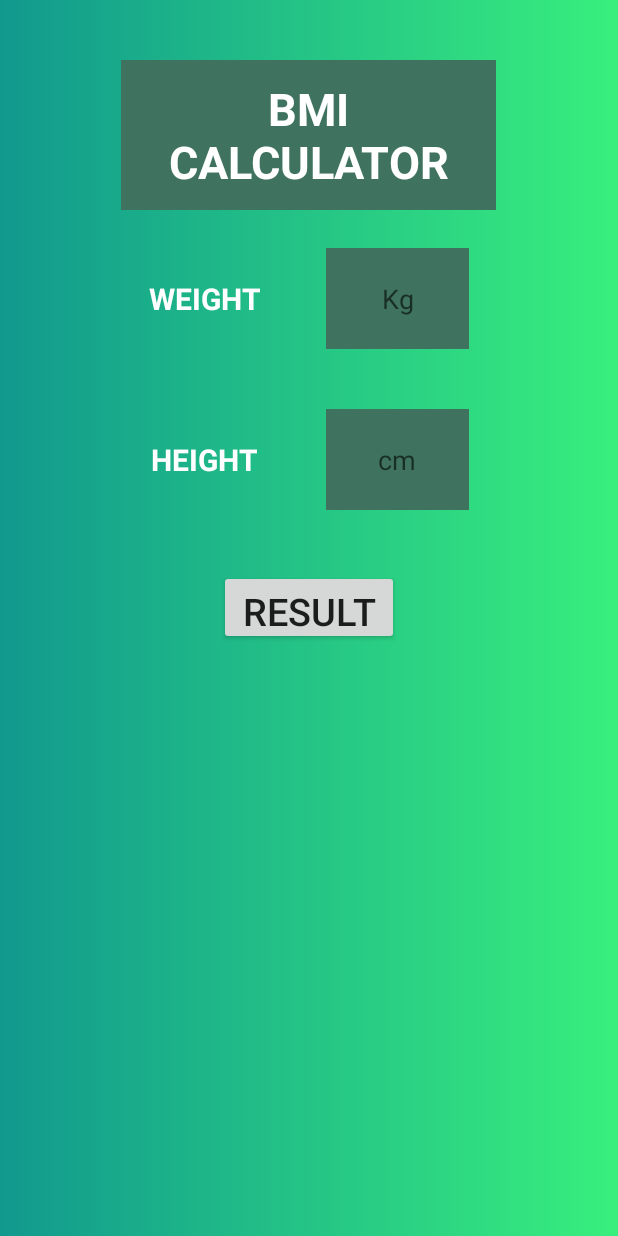
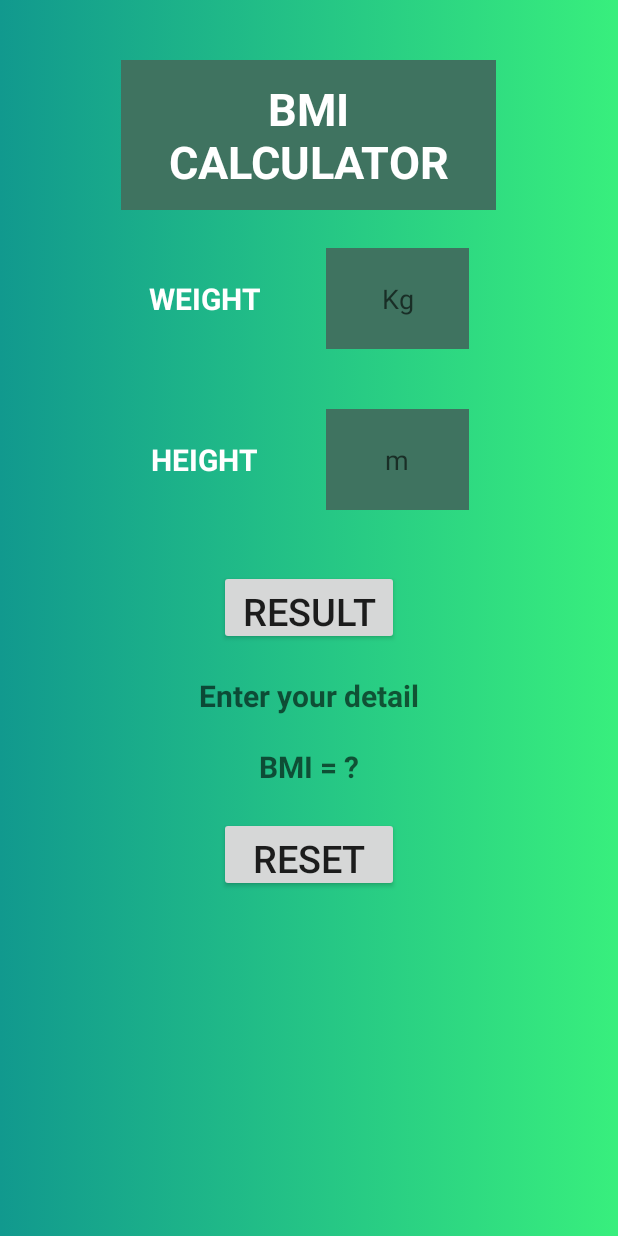
Before and after one commit to SanjiniPal/MyFitnessPal, an Android app: the BMIActivity screen opened directly, with no data from a screen before it, on a phone screen of 412 x 824 dp. Run offline under Robolectric (Android 15) with nearby library versions, the phone set to English and light mode, and no system bars.

Commit message:
new activity BMI

```diff
--- a/app/src/main/java/com/example/myfitnesspal/BMIActivity.java
+++ b/app/src/main/java/com/example/myfitnesspal/BMIActivity.java
@@ -3,6 +3,9 @@ package com.example.myfitnesspal;
 import androidx.appcompat.app.AppCompatActivity;
 
 import android.os.Bundle;
+import android.widget.Button;
+import android.widget.EditText;
+import android.widget.TextView;
 
 public class BMIActivity extends AppCompatActivity {
 
@@ -10,5 +13,46 @@ public class BMIActivity extends AppCompatActivity {
     protected void onCreate(Bundle savedInstanceState) {
         super.onCreate(savedInstanceState);
         setContentView(R.layout.activity_bmiactivity);
+
+        EditText edWeg,edHei;
+        TextView txtRes,txtInter;
+        Button btnRes,btnReset;
+
+        edWeg = (EditText) findViewById(R.id.edweg);
+        edHei = (EditText) findViewById(R.id.edhei);
+
+        txtInter = (TextView) findViewById(R.id.txtinter);
+        txtRes = (TextView) findViewById(R.id.txtres);
+
+        btnRes = (Button) findViewById(R.id.btnres);
+        btnReset = (Button) findViewById(R.id.btnreset);
+
+    }
+    public float BMICalculate(float weight, float height)
+    {
+        return weight/(height * height);
+    }
+    public String interpretBMI(float bmiValue)
+    {
+        if(bmiValue < 16)
+        {
+            return "Severely Underweight";
+        }
+        else if(bmiValue < 18.5)
+        {
+            return "Underweight";
+        }
+        else if(bmiValue < 25)
+        {
+            return "Normal";
+        }
+        else if(bmiValue < 25)
+        {
+            return "Overweight";
+        }
+        else
+        {
+            return "Obese";
+        }
     }
 }
--- a/app/src/main/res/layout/activity_bmiactivity.xml
+++ b/app/src/main/res/layout/activity_bmiactivity.xml
@@ -54,6 +54,7 @@
         </TextView>
 
         <EditText
+            android:id="@+id/edweg"
             android:layout_width="95dp"
             android:layout_height="match_parent"
             android:layout_gravity="center"
@@ -90,11 +91,12 @@
         </TextView>
 
         <EditText
+            android:id="@+id/edhei"
             android:layout_width="95dp"
             android:layout_height="match_parent"
             android:layout_gravity="center"
             android:background="#3F7360"
-            android:hint="cm"
+            android:hint="m"
             android:inputType="number"
 
             android:textAlignment="center">
@@ -103,6 +105,7 @@
 
     </LinearLayout>
     <Button
+        android:id="@+id/btnres"
         android:layout_width="120dp"
         android:layout_height="50dp"
         android:text="RESULT"
@@ -112,5 +115,40 @@
         >
 
     </Button>
+    <TextView
+        android:id="@+id/txtinter"
+        android:layout_width="wrap_content"
+        android:layout_height="wrap_content"
+        android:hint="Enter your detail"
+        android:textSize="20sp"
+        android:textStyle="bold"
+        android:layout_gravity="center"
+        android:textColor="#ffff"
+        android:layout_marginTop="20dp"
+        >
+    </TextView>
+    <TextView
+        android:id="@+id/txtres"
+        android:layout_width="wrap_content"
+        android:layout_height="wrap_content"
+        android:hint="BMI = ?"
+        android:textSize="20sp"
+        android:textStyle="bold"
+        android:layout_gravity="center"
+        android:textColor="#ffff"
+        android:paddingTop="20dp"
+        >
+    </TextView>
+    <Button
+        android:id="@+id/btnreset"
+        android:layout_width="120dp"
+        android:layout_height="50dp"
+        android:text="RESET"
+        android:textSize="25sp"
+        android:textAlignment="center"
+        android:layout_gravity="center"
+        android:layout_marginTop="20dp"
+        >
 
+    </Button>
 </LinearLayout>
```
